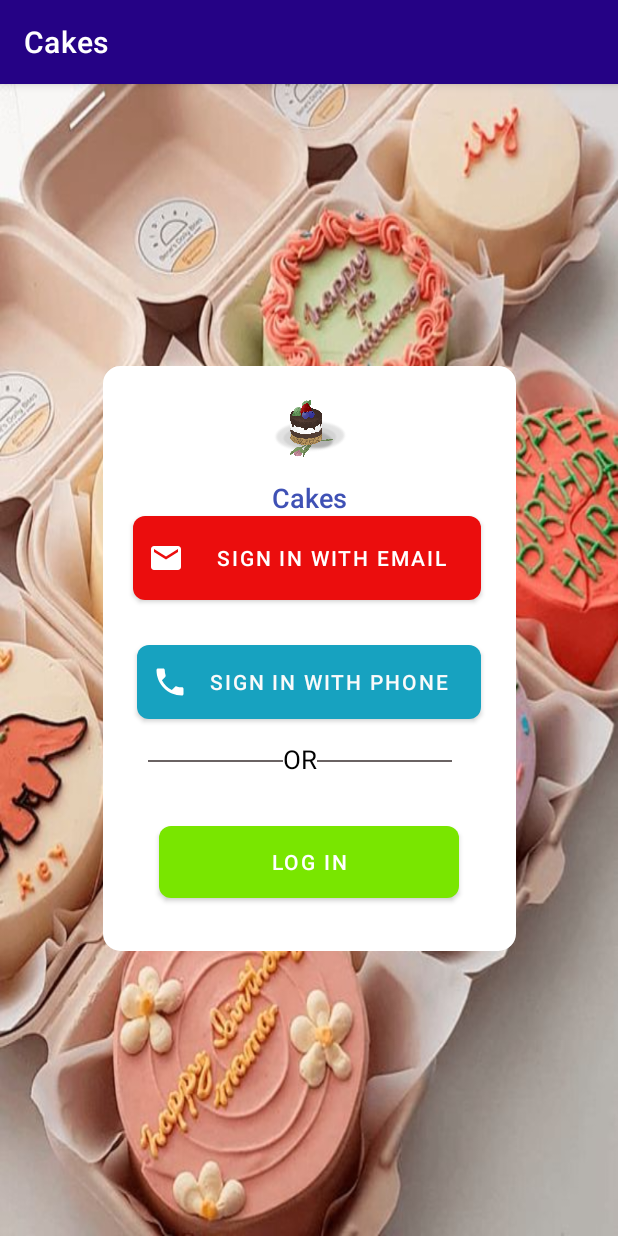
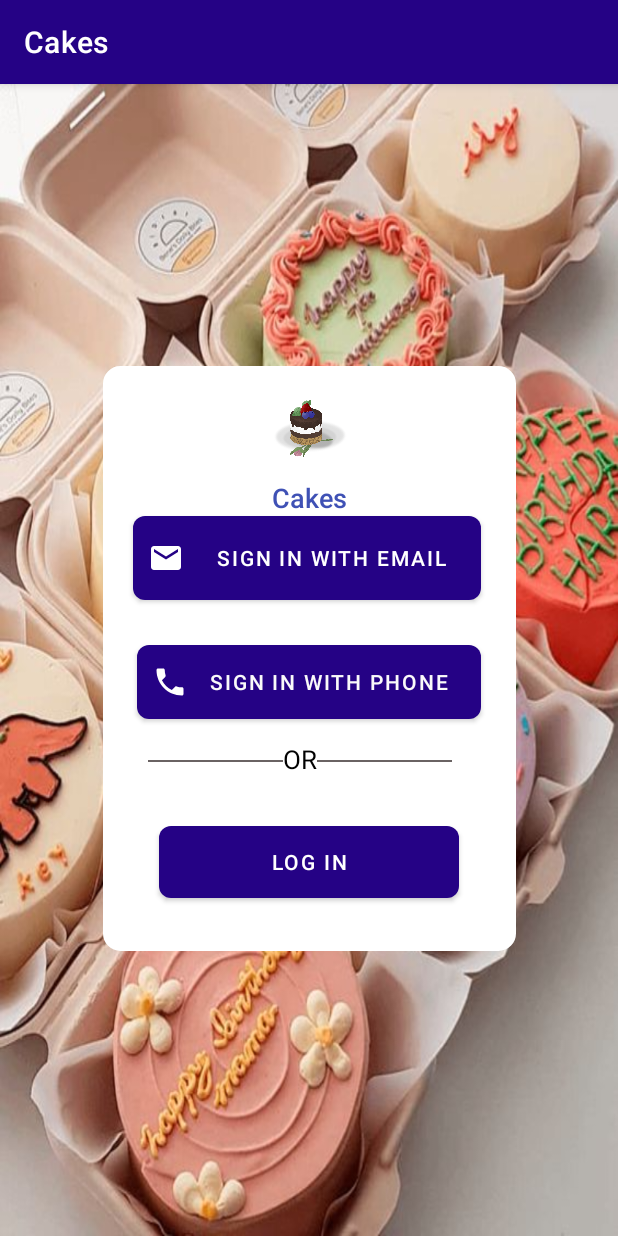
Before and after one commit to 234proiectmds/proiect, an Android app: the screen it shows after launch (MainMenu), on a phone screen of 412 x 824 dp. Run offline under Robolectric (Android 15) with nearby library versions, the phone set to English and light mode, and no system bars.

Commit message:
test andreea

```diff
--- a/app/src/main/res/layout/activity_main_menu.xml
+++ b/app/src/main/res/layout/activity_main_menu.xml
@@ -60,8 +60,7 @@
             android:drawableLeft="@drawable/whitemail"
             android:gravity="center"
             android:padding="10dp"
-            android:text="Sign in with Email"
-            app:backgroundTint="@color/Red" />
+            android:text="Sign in with Email" />
 
         <Button
             android:id="@+id/button2"
@@ -75,7 +74,6 @@
             android:paddingLeft="10dp"
             android:text="Sign In with Phone"
             android:textColor="#FAFAFA"
-            app:backgroundTint="@color/blueish"
             tools:ignore="TextContrastCheck" />
 
         <LinearLayout
@@ -123,7 +121,6 @@
             android:layout_gravity="center"
             android:layout_marginTop="20dp"
             android:background="@drawable/buton_shape"
-            android:text="Log In"
-            app:backgroundTint="#79E600" />
+            android:text="Log In" />
     </LinearLayout>
 </androidx.constraintlayout.widget.ConstraintLayout>
```
